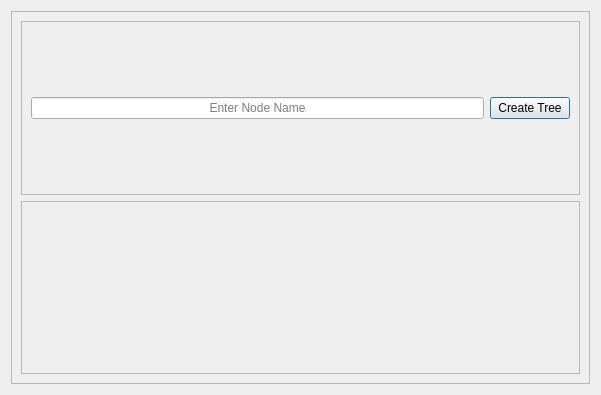
This is gui/main.ui in Samin005/PyQt5_Starter as Qt 5 draws it before an edit. The edited form follows.
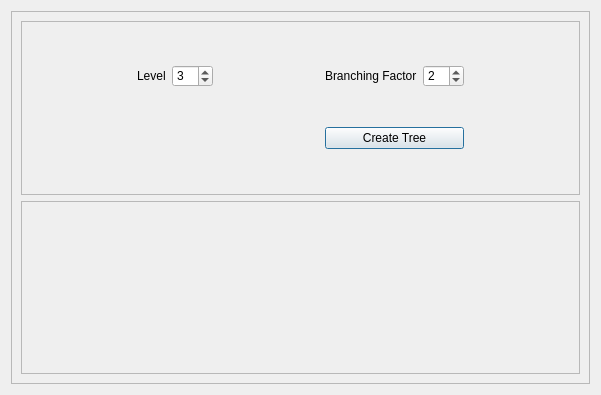
This is the edited form.

Commit message: Updated level and branching factor as inputs, and styled up the tree nodes using a css class defined in designer.

Diff of the .ui file:
```diff
--- a/gui/main.ui
+++ b/gui/main.ui
@@ -13,6 +13,19 @@
   <property name="windowTitle">
    <string>PyQt5 Starter App</string>
   </property>
+  <property name="styleSheet">
+   <string notr="true">.tree-node{
+background-color: white;
+border: 5px solid black;
+border-radius: 30%;
+font-size: 45px;
+padding: 5%;
+}
+
+.tree-node:hover{
+background-color: blue;
+}</string>
+  </property>
   <layout class="QGridLayout" name="gridLayout">
    <item row="0" column="0">
     <widget class="QFrame" name="frame_window">
@@ -32,26 +45,74 @@
          <enum>QFrame::Raised</enum>
         </property>
         <layout class="QGridLayout" name="gridLayout_2">
-         <item row="0" column="0">
-          <widget class="QLineEdit" name="lineEdit_nodeName">
-           <property name="autoFillBackground">
-            <bool>false</bool>
+         <item row="1" column="4">
+          <widget class="QSpinBox" name="spinBox_level">
+           <property name="value">
+            <number>3</number>
            </property>
-           <property name="inputMask">
-            <string/>
-           </property>
+          </widget>
+         </item>
+         <item row="1" column="3">
+          <widget class="QLabel" name="label_level">
            <property name="text">
-            <string/>
+            <string>Level</string>
            </property>
-           <property name="alignment">
-            <set>Qt::AlignCenter</set>
+          </widget>
+         </item>
+         <item row="1" column="8">
+          <spacer name="horizontalSpacer_right">
+           <property name="orientation">
+            <enum>Qt::Horizontal</enum>
            </property>
-           <property name="placeholderText">
-            <string>Enter Node Name</string>
+           <property name="sizeHint" stdset="0">
+            <size>
+             <width>40</width>
+             <height>20</height>
+            </size>
            </property>
+          </spacer>
+         </item>
+         <item row="1" column="7">
+          <widget class="QSpinBox" name="spinBox_branchingFactor">
+           <property name="value">
+            <number>2</number>
+           </property>
           </widget>
          </item>
-         <item row="0" column="1">
+         <item row="1" column="2">
+          <spacer name="horizontalSpacer_left">
+           <property name="orientation">
+            <enum>Qt::Horizontal</enum>
+           </property>
+           <property name="sizeHint" stdset="0">
+            <size>
+             <width>40</width>
+             <height>20</height>
+            </size>
+           </property>
+          </spacer>
+         </item>
+         <item row="1" column="6">
+          <widget class="QLabel" name="label_branchingFactor">
+           <property name="text">
+            <string>Branching Factor</string>
+           </property>
+          </widget>
+         </item>
+         <item row="1" column="5">
+          <spacer name="horizontalSpacer_middle">
+           <property name="orientation">
+            <enum>Qt::Horizontal</enum>
+           </property>
+           <property name="sizeHint" stdset="0">
+            <size>
+             <width>40</width>
+             <height>20</height>
+            </size>
+           </property>
+          </spacer>
+         </item>
+         <item row="2" column="6" colspan="2">
           <widget class="QPushButton" name="button_create_tree">
            <property name="text">
             <string>Create Tree</string>
```
Left out of the diff: 22 changed lines with no effect on the pictures. The commit also changes 3 other files.
